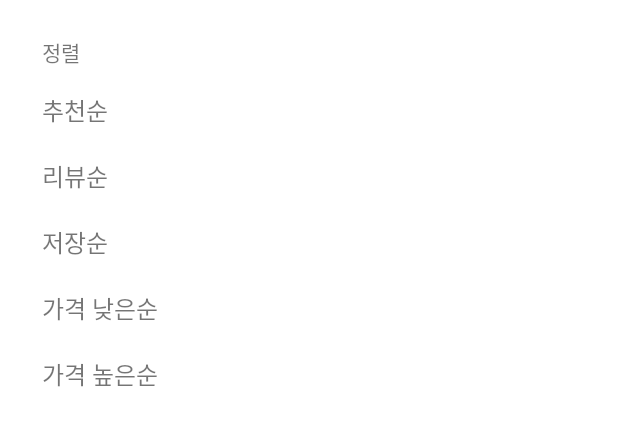
After one commit to DJMW-KR/DJMW-Android, an Android app: the layout fragment_order_bottom_dialog.xml on its own in the app's theme, with its tools: preview values and no code run, on a phone screen of 412 x 824 dp. The commit adds this screen. Shown: the top 426 px of the screen. Run offline under Robolectric (Android 15) with nearby library versions, the phone set to English and light mode, and no system bars.

Commit message:
add : get question and to show bottom sheet

```diff
--- a/app/src/main/java/com/pss/djmw_android/viewmodel/MainViewModel.kt
+++ b/app/src/main/java/com/pss/djmw_android/viewmodel/MainViewModel.kt
@@ -19,7 +19,12 @@ class MainViewModel @Inject constructor(
     val eventGetQuestion: LiveData<Boolean> get() = _eventGetQuestion
     private val _eventGetQuestion = SingleLiveEvent<Boolean>()
 
+    //가져온 질문 값
     var questionList = arrayListOf<Question>()
+
+    //질문 클릭시 몇번째 아이템인지 확인 값
+    var questionItemPosition = 0
+
 
     fun getQuestion() = try {
         mainRepository.getQuestion()
--- /dev/null
+++ b/app/src/main/res/layout/fragment_order_bottom_dialog.xml
@@ -0,0 +1,95 @@
+<?xml version="1.0" encoding="utf-8"?>
+<layout xmlns:android="http://schemas.android.com/apk/res/android"
+    xmlns:app="http://schemas.android.com/apk/res-auto">
+
+    <data>
+
+        <variable
+            name="fragment"
+            type="com.pss.djmw_android.view.main.question.adapter.OrderBottomDialogFragment" />
+    </data>
+
+    <androidx.constraintlayout.widget.ConstraintLayout
+        android:layout_width="match_parent"
+        android:layout_height="wrap_content"
+        android:paddingBottom="24dp"
+        app:behavior_hideable="true"
+        app:behavior_peekHeight="56dp"
+        app:layout_behavior="com.google.android.material.bottomsheet.BottomSheetBehavior">
+
+        <androidx.appcompat.widget.AppCompatTextView
+            android:id="@+id/text_order"
+            android:layout_width="wrap_content"
+            android:layout_height="wrap_content"
+            android:layout_marginStart="28dp"
+            android:layout_marginTop="24dp"
+            android:text="정렬"
+            android:textSize="14sp"
+            app:layout_constraintStart_toStartOf="parent"
+            app:layout_constraintTop_toTopOf="parent" />
+
+        <androidx.appcompat.widget.AppCompatTextView
+            android:id="@+id/question_1"
+            android:layout_width="wrap_content"
+            android:layout_height="wrap_content"
+            android:layout_marginStart="28dp"
+            android:layout_marginTop="16dp"
+            android:onClick="@{fragment::onClickEvent}"
+            android:text="추천순"
+            android:textSize="16sp"
+            app:layout_constraintStart_toStartOf="parent"
+            app:layout_constraintTop_toBottomOf="@id/text_order" />
+
+        <androidx.appcompat.widget.AppCompatTextView
+            android:id="@+id/question_2"
+            android:layout_width="wrap_content"
+            android:layout_height="wrap_content"
+            android:layout_marginStart="28dp"
+            android:layout_marginTop="20dp"
+            android:onClick="@{fragment::onClickEvent}"
+            android:text="리뷰순"
+            android:textSize="16sp"
+            app:layout_constraintStart_toStartOf="parent"
+            app:layout_constraintTop_toBottomOf="@id/question_1"
+            app:layout_goneMarginStart="28dp" />
+
+        <androidx.appcompat.widget.AppCompatTextView
+            android:id="@+id/question_3"
+            android:layout_width="wrap_content"
+            android:layout_height="wrap_content"
+            android:layout_marginStart="28dp"
+            android:layout_marginTop="20dp"
+            android:onClick="@{fragment::onClickEvent}"
+            android:text="저장순"
+            android:textSize="16sp"
+            app:layout_constraintStart_toStartOf="parent"
+            app:layout_constraintTop_toBottomOf="@id/question_2" />
+
+        <androidx.appcompat.widget.AppCompatTextView
+            android:id="@+id/question_4"
+            android:layout_width="wrap_content"
+            android:layout_height="wrap_content"
+            android:layout_marginStart="28dp"
+            android:layout_marginTop="20dp"
+            android:onClick="@{fragment::onClickEvent}"
+            android:text="가격 낮은순"
+            android:textSize="16sp"
+            app:layout_constraintStart_toStartOf="parent"
+            app:layout_constraintTop_toBottomOf="@id/question_3" />
+
+        <androidx.appcompat.widget.AppCompatTextView
+            android:id="@+id/question_5"
+            android:layout_width="wrap_content"
+            android:layout_height="wrap_content"
+            android:layout_marginStart="28dp"
+            android:layout_marginTop="20dp"
+            android:onClick="@{fragment::onClickEvent}"
+            android:text="가격 높은순"
+            android:textSize="16sp"
+            app:layout_constraintStart_toStartOf="parent"
+            app:layout_constraintTop_toBottomOf="@id/question_4"
+            app:layout_goneMarginStart="28dp" />
+
+
+    </androidx.constraintlayout.widget.ConstraintLayout>
+</layout>
--- a/app/src/main/res/layout/question_recycler_view_item.xml
+++ b/app/src/main/res/layout/question_recycler_view_item.xml
@@ -10,6 +10,7 @@
     </data>
 
     <androidx.constraintlayout.widget.ConstraintLayout
+        android:id="@+id/item_frame"
         android:layout_width="match_parent"
         android:padding="20dp"
         android:layout_height="wrap_content">
```
Also changed, not shown: app/src/main/java/com/pss/djmw_android/view/main/question/AnswerFragment.kt (+5 -2 lines), app/src/main/java/com/pss/djmw_android/view/main/question/AnswerMeFragment.kt (+5 -2 lines), app/src/main/java/com/pss/djmw_android/view/main/question/adapter/AnswerRecyclerViewAdapter.kt (+20 -5 lines), app/src/main/java/com/pss/djmw_android/view/main/question/adapter/OrderBottomDialogFragment.kt (added, +66 -0 lines).
